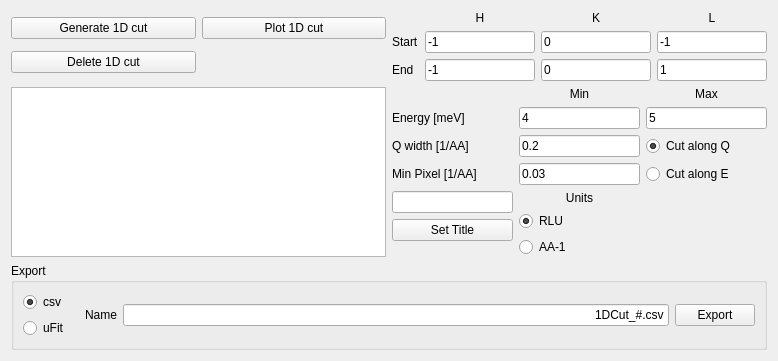
MJOLNIRPackage/MJOLNIR-GUI, file src/main/resources/base/Views/Cut1D.ui: the form before one commit.
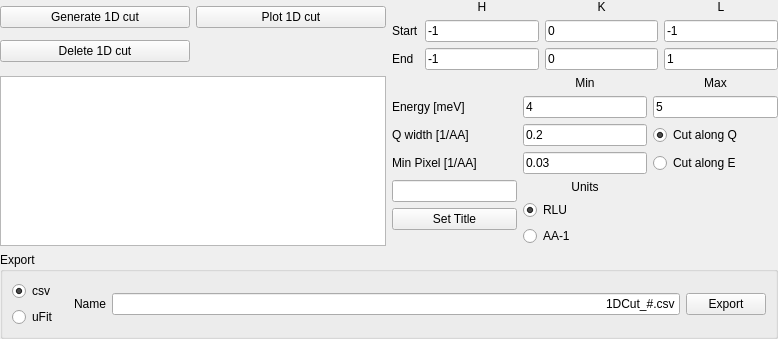
The form after the commit.

Commit message: Update layouts Add toolTips and statusTips

Diff of the .ui file:
```diff
--- a/src/main/resources/base/Views/Cut1D.ui
+++ b/src/main/resources/base/Views/Cut1D.ui
@@ -7,13 +7,25 @@
     <x>0</x>
     <y>0</y>
     <width>778</width>
-    <height>340</height>
+    <height>322</height>
    </rect>
   </property>
   <property name="windowTitle">
    <string>Form</string>
   </property>
   <layout class="QVBoxLayout" name="verticalLayout_2">
+   <property name="leftMargin">
+    <number>0</number>
+   </property>
+   <property name="topMargin">
+    <number>0</number>
+   </property>
+   <property name="rightMargin">
+    <number>0</number>
+   </property>
+   <property name="bottomMargin">
+    <number>0</number>
+   </property>
    <item>
     <layout class="QGridLayout" name="gridLayout">
      <item row="0" column="0">
```
Left out of the diff: 199 changed lines with no effect on the pictures. The commit also changes 7 other files.
